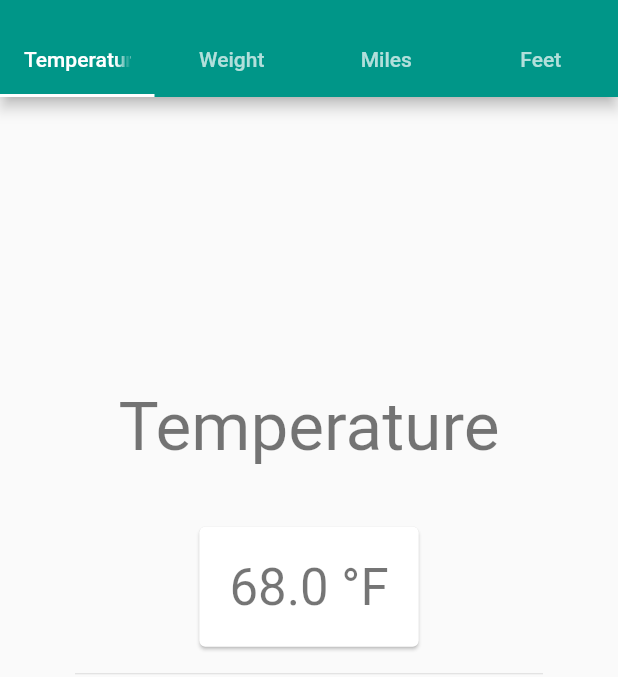
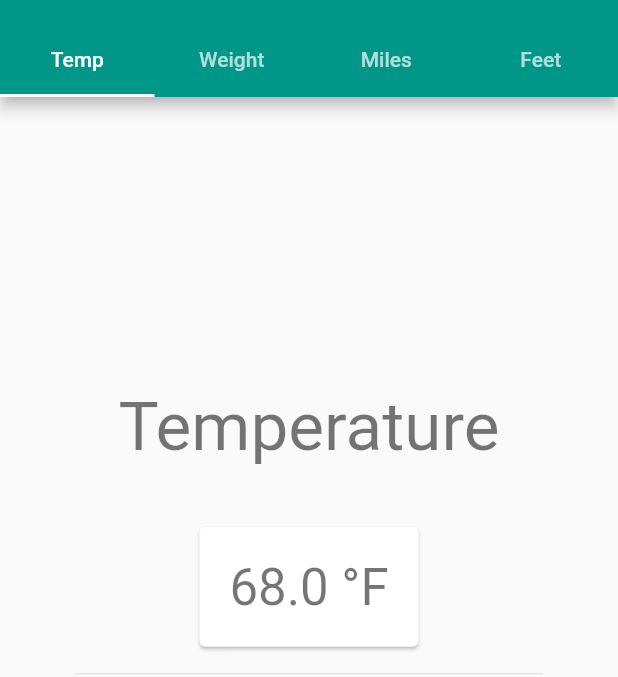
Before and after one commit to jvanord/metric-converter, a Flutter app: the screen it shows after launch, on a phone screen of 412 x 824 dp, the part 59-736 px from its top. Run offline on Flutter 3.47's test engine with Material 2 defaults, Android fonts, the phone set to English and light mode, and no system bars.

Commit message:
shortened tab text on portrait

```diff
--- a/metric_converter/lib/views/tabbed_home.dart
+++ b/metric_converter/lib/views/tabbed_home.dart
@@ -8,13 +8,14 @@ class TabbedHomeWidget extends StatelessWidget{
   TabbedHomeWidget({Key key, this.title}) : super(key: key);
   final String title;
   Widget build(BuildContext context){
+    final isLandscape = MediaQuery.of(context).orientation == Orientation.landscape;
     return DefaultTabController(
         length: 4,
         child: Scaffold(
           appBar: AppBar(
             bottom: TabBar(
               tabs: [
-                Tab(text: 'Temperature'),
+                Tab(text: isLandscape ? 'Temperature' : 'Temp'),
                 Tab(text: 'Weight',),
                 Tab(text: 'Miles',),
                 Tab(text: 'Feet',),
```
